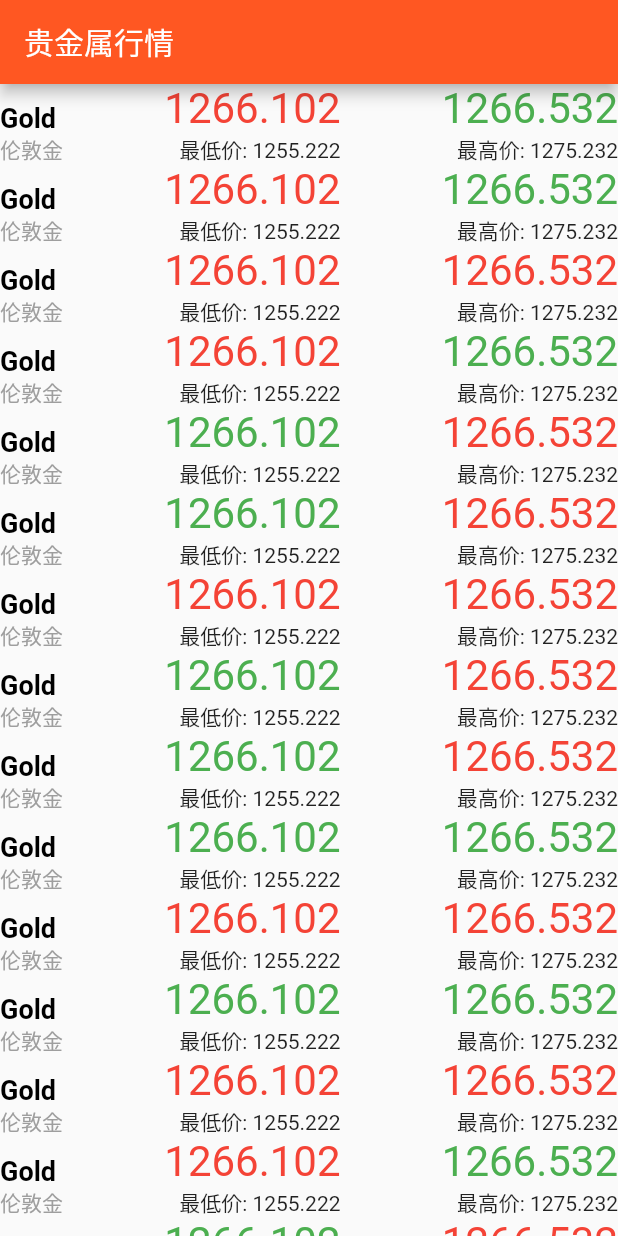
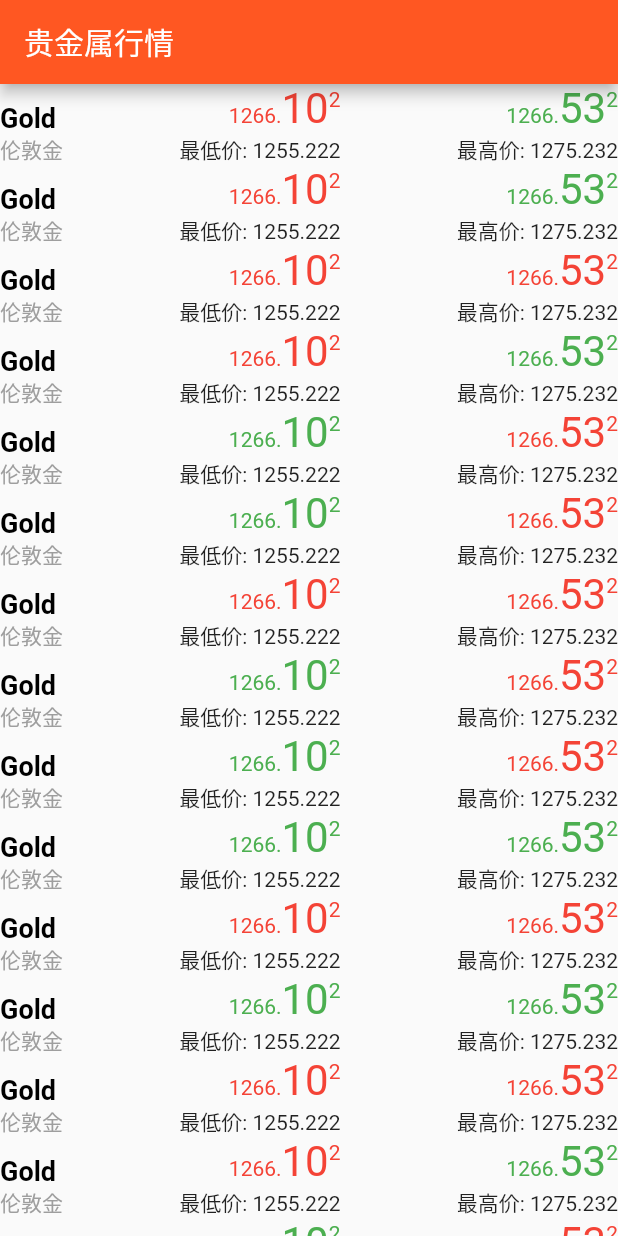
Before and after one commit to carlosxl/teaser, a Flutter app: the screen it shows after launch, on a phone screen of 412 x 824 dp. Run offline on Flutter 3.47's test engine with Material 2 defaults, Android fonts, the phone set to English and light mode, and no system bars.

Commit message:
basic UI layout

```diff
--- a/lib/main.dart
+++ b/lib/main.dart
@@ -1,5 +1,8 @@
+import 'dart:math';
+
 import 'package:flutter/material.dart';
-import 'dart:math';
+
+import 'models/zoomed_price.dart';
 
 var rng = new Random();
 
@@ -78,24 +81,18 @@ class ContractName extends StatelessWidget {
 
 class PriceColumn extends StatelessWidget {
   final double _mainPrice;
-  final Color _mainPriceColor;
 
   final double _bottomPrice;
   final String _bottomPriceLabel;
 
-  PriceColumn(this._mainPrice, this._bottomPrice, this._bottomPriceLabel)
-      : _mainPriceColor = rng.nextInt(2) == 0 ? Colors.red : Colors.green,
-        super();
+  PriceColumn(this._mainPrice, this._bottomPrice, this._bottomPriceLabel);
 
   @override
   Widget build(BuildContext context) {
     return new Column(
       crossAxisAlignment: CrossAxisAlignment.end,
       children: <Widget>[
-        new Text(
-          _mainPrice.toString(),
-          style: new TextStyle(color: _mainPriceColor, fontSize: 28.0),
-        ),
+        new MainPrice(_mainPrice.toString()),
         new Text(
           _bottomPriceLabel + ': ' + _bottomPrice.toString(),
           style: new TextStyle(color: Colors.black87),
@@ -104,3 +101,50 @@ class PriceColumn extends StatelessWidget {
     );
   }
 }
+
+class MainPrice extends StatelessWidget {
+  final String price;
+  final SplitedPrice splited;
+  final Color color;
+
+  MainPrice(this.price)
+      : splited = SplitedPrice(price),
+        color = rng.nextInt(2) == 0 ? Colors.red : Colors.green;
+
+  @override
+  Widget build(BuildContext context) {
+    return new Row(
+      crossAxisAlignment: CrossAxisAlignment.start,
+      children: <Widget>[
+        new Row(
+          crossAxisAlignment: CrossAxisAlignment.baseline,
+          textBaseline: TextBaseline.alphabetic,
+          children: <Widget>[
+            new Text(
+              splited.prefix,
+              style: new TextStyle(
+                color: color,
+              ),
+            ),
+            new Text(
+              splited.middle,
+              style: new TextStyle(
+                color: color,
+                fontSize: 28.0,
+              ),
+            ),
+          ],
+        ),
+        new Container(
+          padding: EdgeInsets.only(top: 2.0),
+          child: new Text(
+            splited.suffix,
+            style: new TextStyle(
+              color: color,
+            ),
+          ),
+        )
+      ],
+    );
+  }
+}
--- /dev/null
+++ b/lib/models/zoomed_price.dart
@@ -0,0 +1,25 @@
+/// Split a string price to 3 parts so that the middle part can be highlighted
+/// in the UI. E.g., 1.11223 will be splited to (1.11, 22, 3).
+/// Default to leave 1 digit `suffixLength` to the end and 2 digits
+/// `midLength` in the middle.
+class SplitedPrice {
+  final String price;
+  final int midLength;
+  final int suffixLength;
+
+  SplitedPrice(this.price, {this.midLength: 2, this.suffixLength: 1});
+
+  String get prefix {
+    return price.substring(0, price.length - midLength - suffixLength);
+  }
+
+  String get middle {
+    int startIdx = price.length - midLength - suffixLength;
+    return price.substring(startIdx , startIdx + midLength);
+  }
+
+  String get suffix {
+    int startIdx = price.length - suffixLength;
+    return price.substring(startIdx, startIdx + suffixLength);
+  }
+}
```
Also changed, not shown: pubspec.yaml (line endings or trailing spaces).
